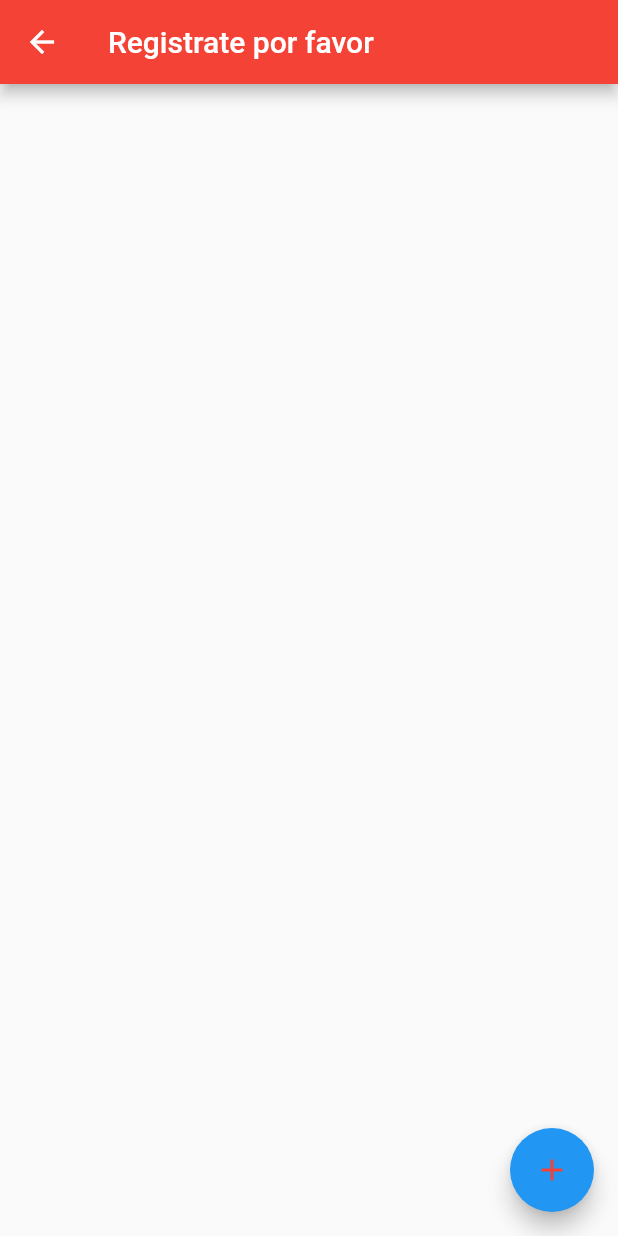
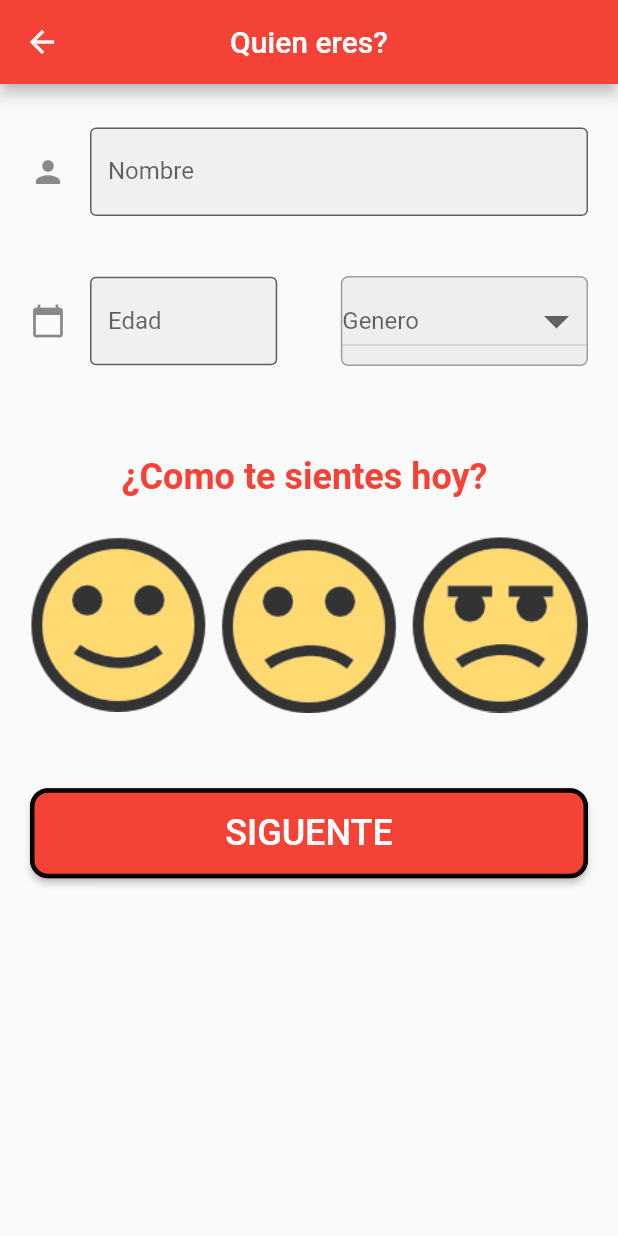
Before and after one commit to cryz97/planetapp, a Flutter app: the HomePage screen opened directly, after a tap on the "add" icon, on a phone screen of 412 x 824 dp. Run offline on Flutter 3.47's test engine with Material 2 defaults, Android fonts, the phone set to English and light mode, and no system bars; our stand-ins replace sqflite, synchronized; accounts and stored records are empty.

Commit message:
Cambios menores

```diff
--- a/lib/home.dart
+++ b/lib/home.dart
@@ -1,4 +1,6 @@
 import 'package:flutter/material.dart';
+import 'package:planetapp/model/User.dart';
+import 'package:planetapp/signUpPage.dart';
 
 class HomePage extends StatefulWidget {
   @override
@@ -6,6 +8,16 @@ class HomePage extends StatefulWidget {
 }
 
 class _HomePageState extends State<HomePage> {
+  List<User> items = new List();
+
+  @override
+  void initState() {
+    // TODO: implement initState
+    setState(() {
+      this.items = User.init().getUsers();
+    });
+  }
+
   @override
   Widget build(BuildContext context) {
     return Scaffold(
@@ -14,21 +26,45 @@ class _HomePageState extends State<HomePage> {
         title: Text("Registrate por favor"),
       ),
       floatingActionButton: FloatingActionButton(
+          backgroundColor: Colors.red,
           child: Icon(
             Icons.add,
-            color: Colors.red,
+            color: Colors.white,
           ),
           onPressed: () {
-            /*  Navigator.push(
+            Navigator.push(
               context,
               MaterialPageRoute(builder: (context) => SignUpPage()),
-            );*/
+            );
           }),
       body: Container(
         child: ListView.builder(
-            itemCount: 0,
+            itemCount: items.length,
             itemBuilder: (BuildContext context, int index) {
-              return ListTile();
+              var user = items[index];
+              return Column(
+                children: <Widget>[
+                  ListTile(
+                    title: Align(
+                      alignment: Alignment.topRight,
+                    ),
+                    leading: Text(
+                      '${user.name}',
+                      style: TextStyle(
+                        fontSize: 18.0,
+                        color: Colors.redAccent,
+                      ),
+                    ),
+                    onTap: () {
+                      Navigator.push(
+                          context,
+                          MaterialPageRoute(
+                              builder: (context) => SignUpPage()));
+                    },
+                  ),
+                  Divider(height: 5.0),
+                ],
+              );
             }),
       ),
     );
--- /dev/null
+++ b/lib/model/User.dart
@@ -0,0 +1,25 @@
+class User {
+  int id;
+  String name;
+  String gender;
+  int age;
+  int gradeId;
+  // Primaria: 1 primero, 2 segundo, 3 tercero, 4 cuarto, 5 quinto, 6 sexto
+  //Secundaroa 7 primero, 8 segundo, 9 tercero
+  int stateOfMindId;
+  // 1 Alegria,  2 Tristeza,  3 Enojo, 4 Miedo
+
+  User(this.id, this.name, this.age, this.gradeId, this.stateOfMindId);
+  User.init();
+
+  List<User> getUsers() {
+    List<User> users = [
+      User(1, 'Chris', 6, 1, 1),
+      User(2, 'Adrian', 9, 3, 2),
+      User(3, 'Orlando', 12, 6, 3),
+      User(4, 'Leisa', 15, 9, 4),
+      User(5, 'Andrea', 15, 9, 1),
+    ];
+    return users;
+  }
+}
--- /dev/null
+++ b/lib/signUpPage.dart
@@ -0,0 +1,199 @@
+import 'package:flutter/material.dart';
+import 'package:planetapp/initialQuestionaire.dart';
+
+class SignUpPage extends StatefulWidget {
+  @override
+  _SignUpPageState createState() => _SignUpPageState();
+}
+
+class _SignUpPageState extends State<SignUpPage> {
+  var genreItems = <String>['Femenino', 'Masculino'];
+  String _genre;
+  var activeColorImage = Colors.black12;
+  var disabledColorImage = Colors.transparent;
+  bool image1 = false;
+  bool image2 = false;
+  bool image3 = false;
+
+  @override
+  Widget build(BuildContext context) {
+    var _height = MediaQuery.of(context).size.height;
+    var _width = MediaQuery.of(context).size.width;
+    List<DropdownMenuItem<String>> _dropDownGenre = genreItems
+        .map((String value) => DropdownMenuItem<String>(
+            value: value,
+            child: Text(
+              value,
+              overflow: TextOverflow.ellipsis,
+            )))
+        .toList();
+
+    return Scaffold(
+      appBar: AppBar(
+        backgroundColor: Colors.red,
+        centerTitle: true,
+        title: Text("Quien eres?"),
+      ),
+      body: Container(
+        margin: EdgeInsets.symmetric(vertical: 5, horizontal: 20),
+        child: ListView(
+          children: <Widget>[
+            SizedBox(
+              height: 24.0,
+            ),
+            TextFormField(
+              decoration: InputDecoration(
+                  border: OutlineInputBorder(),
+                  filled: true,
+                  icon: Icon(Icons.person),
+                  hintText: "Como te llaman?",
+                  labelText: "Nombre"),
+            ),
+            SizedBox(
+              height: 40.0,
+            ),
+            Row(
+              mainAxisAlignment: MainAxisAlignment.spaceBetween,
+              crossAxisAlignment: CrossAxisAlignment.center,
+              mainAxisSize: MainAxisSize.max,
+              children: <Widget>[
+                Container(
+                  width: _width / 2.5,
+                  child: TextFormField(
+                    decoration: InputDecoration(
+                        border: OutlineInputBorder(),
+                        filled: true,
+                        icon: Icon(Icons.calendar_today),
+                        hintText: "Años",
+                        labelText: "Edad"),
+                  ),
+                ),
+                Container(
+                    width: _width / 2.5,
+                    height: 60,
+                    decoration: BoxDecoration(
+                        color: Colors.grey[200],
+                        border: Border.all(width: 1, color: Colors.grey),
+                        borderRadius: BorderRadius.circular(5)),
+                    child: Center(
+                      child: DropdownButton(
+                        elevation: 0,
+                        iconSize: 40,
+                        isExpanded: true,
+                        isDense: false,
+                        value: _genre,
+                        hint: Text("Genero"),
+                        onChanged: ((String newValue) {
+                          _genre = newValue;
+                          setState(() {});
+                        }),
+                        items: _dropDownGenre,
+                      ),
+                    )),
+              ],
+            ),
+            SizedBox(
+              height: 60.0,
+            ),
+            Center(
+              child: Text(
+                "¿Como te sientes hoy? ",
+                style: TextStyle(
+                    color: Colors.red,
+                    fontWeight: FontWeight.w600,
+                    fontSize: 24),
+              ),
+            ),
+            SizedBox(
+              height: 24.0,
+            ),
+            Row(
+              mainAxisSize: MainAxisSize.max,
+              crossAxisAlignment: CrossAxisAlignment.center,
+              mainAxisAlignment: MainAxisAlignment.spaceBetween,
+              children: <Widget>[
+                InkWell(
+                  onTap: () {
+                    setState(() {
+                      if (image1) {
+                        image1 = false;
+                      } else {
+                        image1 = true;
+                        image2 = false;
+                        image3 = false;
+                      }
+                    });
+                  },
+                  child: Image(
+                      color: image1 ? activeColorImage : disabledColorImage,
+                      colorBlendMode: BlendMode.difference,
+                      width: _width / 3.5,
+                      image: AssetImage('assets/images/emotionFeliz.png')),
+                ),
+                InkWell(
+                  onTap: () {
+                    setState(() {
+                      if (image2) {
+                        image2 = false;
+                      } else {
+                        image2 = true;
+                        image1 = false;
+                        image3 = false;
+                      }
+                    });
+                  },
+                  child: Image(
+                      color: image2 ? activeColorImage : disabledColorImage,
+                      colorBlendMode: BlendMode.difference,
+                      width: _width / 3.5,
+                      image: AssetImage('assets/images/emotionTriste.png')),
+                ),
+                InkWell(
+                  onTap: () {
+                    setState(() {
+                      if (image3) {
+                        image3 = false;
+                      } else {
+                        image3 = true;
+                        image1 = false;
+                        image2 = false;
+                      }
+                    });
+                  },
+                  child: Container(
+                    width: _width / 3.5,
+                    child: Image(
+                        color: image3 ? activeColorImage : disabledColorImage,
+                        colorBlendMode: BlendMode.difference,
+                        image: AssetImage('assets/images/emotionEnojado.png')),
+                  ),
+                )
+              ],
+            ),
+            SizedBox(
+              height: 50.0,
+            ),
+            Container(
+              child: ButtonTheme(
+                  height: 60,
+                  minWidth: _width / 1.2,
+                  child: RaisedButton(
+                      shape: OutlineInputBorder(
+                          borderRadius: BorderRadius.circular(12),
+                          borderSide:
+                              BorderSide(color: Colors.black, width: 3)),
+                      onPressed: () {
+                        Navigator.of(context).push(MaterialPageRoute(
+                            builder: (_) => InitialQuestionnaire()));
+                      },
+                      color: Colors.red,
+                      child: Text('SIGUENTE',
+                          style:
+                              TextStyle(color: Colors.white, fontSize: 24)))),
+            )
+          ],
+        ),
+      ),
+    );
+  }
+}
--- a/lib/user.dart
+++ /dev/null
@@ -1,6 +0,0 @@
-class User {
-  int id;
-  String name;
-  String age;
-  String grade;
-}
--- a/lib/welcomePage.dart
+++ b/lib/welcomePage.dart
@@ -1,5 +1,5 @@
 import 'package:flutter/material.dart';
-import 'package:planetapp/solar_system_page.dart';
+import 'package:planetapp/home.dart';
 
 class WelcomePage extends StatelessWidget {
   @override
@@ -18,8 +18,10 @@ class WelcomePage extends StatelessWidget {
             borderRadius: BorderRadius.circular(24),
           ),
           onPressed: () {
+            /*  Navigator.of(context)
+                .push(MaterialPageRoute(builder: (_) => SolarSystemPage()));*/
             Navigator.of(context)
-                .push(MaterialPageRoute(builder: (_) => SolarSystemPage()));
+                .push(MaterialPageRoute(builder: (_) => HomePage()));
           },
           child: Text('Iniciar', style: TextStyle(color: Colors.white)),
         ));
--- a/pubspec.yaml
+++ b/pubspec.yaml
@@ -22,3 +22,6 @@ flutter:
   assets:
       - assets/images/
       - assets/database/
+      - assets/images/emotionFeliz.png
+      - assets/images/emotionTriste.png
+      - assets/images/emotionEnojado.png
```
Also changed, not shown: lib/initialQuestionaire.dart (added, +165 -0 lines), lib/utils/connection.dart (+1 -10 lines), assets/images/emotionEnojado.png (added), assets/images/emotionFeliz.png (added), assets/images/emotionTriste.png (added).
